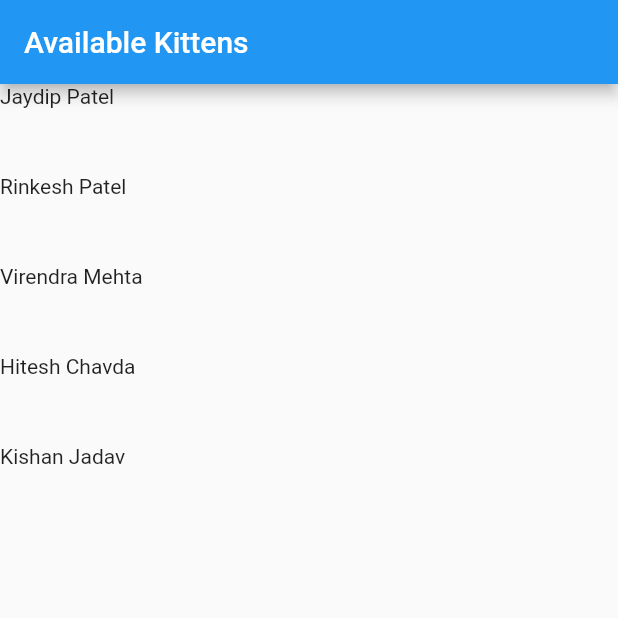
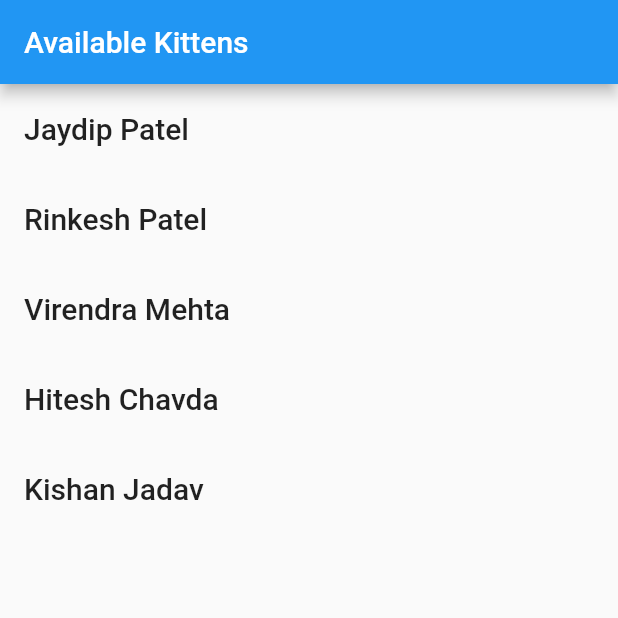
Before and after one commit to CodeCrunch-Techlabs/flutter-training, a Flutter app: the screen it shows after launch, on a phone screen of 412 x 824 dp, the top half of it. Run offline on Flutter 3.47's test engine with Material 2 defaults, Android fonts, the phone set to English and light mode, and no system bars; our stand-ins replace font_awesome_flutter.

```diff
--- a/widgets_examples/lib/main.dart
+++ b/widgets_examples/lib/main.dart
@@ -32,41 +32,70 @@ final List<Kitten> _kittens = <Kitten>[
     description: "web developer",
     age: 25,
     imageUrl:
-        "https://instagram.famd3-1.fna.fbcdn.net/v/t51.2885-15/e35/s150x150/79935394_160385301873409_9008639771760150197_n.jpg?_nc_ht=instagram.famd3-1.fna.fbcdn.net&_nc_cat=101&_nc_ohc=p4kaY5UwCy4AX8UMNCe&oh=5ee7fde147bc170a353a6c098a72fdd1&oe=5EF83714 150w,https://instagram.famd3-1.fna.fbcdn.net/v/t51.2885-15/e35/s240x240/79935394_160385301873409_9008639771760150197_n.jpg?_nc_ht=instagram.famd3-1.fna.fbcdn.net&_nc_cat=101&_nc_ohc=p4kaY5UwCy4AX8UMNCe&oh=d5db47859bfaeffad2ff6a2773d0b8c0&oe=5EF6F25A 240w,https://instagram.famd3-1.fna.fbcdn.net/v/t51.2885-15/e35/s320x320/79935394_160385301873409_9008639771760150197_n.jpg?_nc_ht=instagram.famd3-1.fna.fbcdn.net&_nc_cat=101&_nc_ohc=p4kaY5UwCy4AX8UMNCe&oh=de26f8db47c3cce8a7e00942ad15cc40&oe=5EF7A764 320w,https://instagram.famd3-1.fna.fbcdn.net/v/t51.2885-15/e35/s480x480/79935394_160385301873409_9008639771760150197_n.jpg?_nc_ht=instagram.famd3-1.fna.fbcdn.net&_nc_cat=101&_nc_ohc=p4kaY5UwCy4AX8UMNCe&oh=48278a6def27f81efc93453bda1141fd&oe=5EF642BA 480w,https://instagram.famd3-1.fna.fbcdn.net/v/t51.2885-15/sh0.08/e35/s640x640/79935394_160385301873409_9008639771760150197_n.jpg?_nc_ht=instagram.famd3-1.fna.fbcdn.net&_nc_cat=101&_nc_ohc=p4kaY5UwCy4AX8UMNCe&oh=f905c48db62fa181f95cde5b2a6eab04&oe=5EF896B5 640w",
+         "images/abc5",
   ),
   Kitten(
     name: "Rinkesh Patel",
     description: "web developer",
     age: 25,
     imageUrl:
-        "https://instagram.famd3-1.fna.fbcdn.net/v/t51.2885-15/e35/s150x150/79935394_160385301873409_9008639771760150197_n.jpg?_nc_ht=instagram.famd3-1.fna.fbcdn.net&_nc_cat=101&_nc_ohc=p4kaY5UwCy4AX8UMNCe&oh=5ee7fde147bc170a353a6c098a72fdd1&oe=5EF83714 150w,https://instagram.famd3-1.fna.fbcdn.net/v/t51.2885-15/e35/s240x240/79935394_160385301873409_9008639771760150197_n.jpg?_nc_ht=instagram.famd3-1.fna.fbcdn.net&_nc_cat=101&_nc_ohc=p4kaY5UwCy4AX8UMNCe&oh=d5db47859bfaeffad2ff6a2773d0b8c0&oe=5EF6F25A 240w,https://instagram.famd3-1.fna.fbcdn.net/v/t51.2885-15/e35/s320x320/79935394_160385301873409_9008639771760150197_n.jpg?_nc_ht=instagram.famd3-1.fna.fbcdn.net&_nc_cat=101&_nc_ohc=p4kaY5UwCy4AX8UMNCe&oh=de26f8db47c3cce8a7e00942ad15cc40&oe=5EF7A764 320w,https://instagram.famd3-1.fna.fbcdn.net/v/t51.2885-15/e35/s480x480/79935394_160385301873409_9008639771760150197_n.jpg?_nc_ht=instagram.famd3-1.fna.fbcdn.net&_nc_cat=101&_nc_ohc=p4kaY5UwCy4AX8UMNCe&oh=48278a6def27f81efc93453bda1141fd&oe=5EF642BA 480w,https://instagram.famd3-1.fna.fbcdn.net/v/t51.2885-15/sh0.08/e35/s640x640/79935394_160385301873409_9008639771760150197_n.jpg?_nc_ht=instagram.famd3-1.fna.fbcdn.net&_nc_cat=101&_nc_ohc=p4kaY5UwCy4AX8UMNCe&oh=f905c48db62fa181f95cde5b2a6eab04&oe=5EF896B5 640w",
+        "images/abc1",
   ),
   Kitten(
     name: "Virendra Mehta",
     description: "Ios developer",
     age: 23,
     imageUrl:
-        "https://instagram.famd3-1.fna.fbcdn.net/v/t51.2885-15/e35/c180.0.720.720a/s150x150/44595575_347809772655912_8765722657270136138_n.jpg?_nc_ht=instagram.famd3-1.fna.fbcdn.net&_nc_cat=100&_nc_ohc=pifExCOh7QQAX-rBwi1&oh=8408ec9c3767d8b58479aae4da28585d&oe=5EF83E27 150w,https://instagram.famd3-1.fna.fbcdn.net/v/t51.2885-15/e35/c180.0.720.720a/s240x240/44595575_347809772655912_8765722657270136138_n.jpg?_nc_ht=instagram.famd3-1.fna.fbcdn.net&_nc_cat=100&_nc_ohc=pifExCOh7QQAX-rBwi1&oh=184492c17b5ba67d08a49deb7ff474d1&oe=5EF6AD6D 240w,https://instagram.famd3-1.fna.fbcdn.net/v/t51.2885-15/e35/c180.0.720.720a/s320x320/44595575_347809772655912_8765722657270136138_n.jpg?_nc_ht=instagram.famd3-1.fna.fbcdn.net&_nc_cat=100&_nc_ohc=pifExCOh7QQAX-rBwi1&oh=1ed1037a728d620c8253dfbfdcdc455e&oe=5EF66D57 320w,https://instagram.famd3-1.fna.fbcdn.net/v/t51.2885-15/e35/c180.0.720.720a/s480x480/44595575_347809772655912_8765722657270136138_n.jpg?_nc_ht=instagram.famd3-1.fna.fbcdn.net&_nc_cat=100&_nc_ohc=pifExCOh7QQAX-rBwi1&oh=9ab7da39c3d863f56ae59aadb7632902&oe=5EF7D20D 480w,https://instagram.famd3-1.fna.fbcdn.net/v/t51.2885-15/sh0.08/e35/c180.0.720.720a/s640x640/44595575_347809772655912_8765722657270136138_n.jpg?_nc_ht=instagram.famd3-1.fna.fbcdn.net&_nc_cat=100&_nc_ohc=pifExCOh7QQAX-rBwi1&oh=0ee868df1f9ae280281c88963aa9cf47&oe=5EF716CF 640w",
+        "images/abc2",
   ),
   Kitten(
     name: "Hitesh Chavda",
     description: "Android developer",
     age: 24,
     imageUrl:
-        "https://instagram.famd3-1.fna.fbcdn.net/v/t51.2885-15/e35/s150x150/69398195_376112629955647_5716784607094529319_n.jpg?_nc_ht=instagram.famd3-1.fna.fbcdn.net&_nc_cat=107&_nc_ohc=fKGOuQzwZuwAX-ZYe3-&oh=6dc731e21ab31f8dbed595e80b1c9945&oe=5EF6D290 150w,https://instagram.famd3-1.fna.fbcdn.net/v/t51.2885-15/e35/s240x240/69398195_376112629955647_5716784607094529319_n.jpg?_nc_ht=instagram.famd3-1.fna.fbcdn.net&_nc_cat=107&_nc_ohc=fKGOuQzwZuwAX-ZYe3-&oh=34e6d0a39e9537763dd9ad8fef6315de&oe=5EF82A46 240w,https://instagram.famd3-1.fna.fbcdn.net/v/t51.2885-15/e35/s320x320/69398195_376112629955647_5716784607094529319_n.jpg?_nc_ht=instagram.famd3-1.fna.fbcdn.net&_nc_cat=107&_nc_ohc=fKGOuQzwZuwAX-ZYe3-&oh=a89817d55827678644a67cedd919ea92&oe=5EF6C400 320w,https://instagram.famd3-1.fna.fbcdn.net/v/t51.2885-15/e35/s480x480/69398195_376112629955647_5716784607094529319_n.jpg?_nc_ht=instagram.famd3-1.fna.fbcdn.net&_nc_cat=107&_nc_ohc=fKGOuQzwZuwAX-ZYe3-&oh=c49e0192d9b2b112ef5e12ef9b2f5b02&oe=5EF792A6 480w,https://instagram.famd3-1.fna.fbcdn.net/v/t51.2885-15/sh0.08/e35/s640x640/69398195_376112629955647_5716784607094529319_n.jpg?_nc_ht=instagram.famd3-1.fna.fbcdn.net&_nc_cat=107&_nc_ohc=fKGOuQzwZuwAX-ZYe3-&oh=4b2afd8647eb6708ff96134d0d8cafb1&oe=5EF8F729 640w",
+         "images/abc3",
   ),
   Kitten(
     name: "Kishan Jadav",
     description: "Wordpress Developer",
     age: 26,
     imageUrl:
-        "https://instagram.famd3-1.fna.fbcdn.net/v/t51.2885-15/e35/s150x150/79935394_160385301873409_9008639771760150197_n.jpg?_nc_ht=instagram.famd3-1.fna.fbcdn.net&_nc_cat=101&_nc_ohc=p4kaY5UwCy4AX8UMNCe&oh=5ee7fde147bc170a353a6c098a72fdd1&oe=5EF83714 150w,https://instagram.famd3-1.fna.fbcdn.net/v/t51.2885-15/e35/s240x240/79935394_160385301873409_9008639771760150197_n.jpg?_nc_ht=instagram.famd3-1.fna.fbcdn.net&_nc_cat=101&_nc_ohc=p4kaY5UwCy4AX8UMNCe&oh=d5db47859bfaeffad2ff6a2773d0b8c0&oe=5EF6F25A 240w,https://instagram.famd3-1.fna.fbcdn.net/v/t51.2885-15/e35/s320x320/79935394_160385301873409_9008639771760150197_n.jpg?_nc_ht=instagram.famd3-1.fna.fbcdn.net&_nc_cat=101&_nc_ohc=p4kaY5UwCy4AX8UMNCe&oh=de26f8db47c3cce8a7e00942ad15cc40&oe=5EF7A764 320w,https://instagram.famd3-1.fna.fbcdn.net/v/t51.2885-15/e35/s480x480/79935394_160385301873409_9008639771760150197_n.jpg?_nc_ht=instagram.famd3-1.fna.fbcdn.net&_nc_cat=101&_nc_ohc=p4kaY5UwCy4AX8UMNCe&oh=48278a6def27f81efc93453bda1141fd&oe=5EF642BA 480w,https://instagram.famd3-1.fna.fbcdn.net/v/t51.2885-15/sh0.08/e35/s640x640/79935394_160385301873409_9008639771760150197_n.jpg?_nc_ht=instagram.famd3-1.fna.fbcdn.net&_nc_cat=101&_nc_ohc=p4kaY5UwCy4AX8UMNCe&oh=f905c48db62fa181f95cde5b2a6eab04&oe=5EF896B5 640w",
+        "images/abc4",
   ),
 ];
 
 class MyHomepage extends StatelessWidget {
+  Widget _dialogBuilder(BuildContext context, Kitten kitten) {
+    return SimpleDialog(
+      children:[
+        Image.network(
+          kitten.imageUrl,
+          fit: BoxFit.fill,
+        ),
+        Padding(
+          padding: EdgeInsets.all(16.0),
+          child: Column(
+            children: <Widget>[
+
+            ],
+          ),
+        )
+      ],
+    );
+  }
+
   Widget _listItemBuilder(BuildContext context, int index) {
-    return Text(_kittens[index].name);
+    return GestureDetector(
+      onTap: () => showDialog(
+          context: context,
+          builder: (context) => _dialogBuilder(context, _kittens[index])),
+      child: Container(
+        padding: EdgeInsets.only(left: 16.0),
+        alignment: Alignment.centerLeft,
+        child: Text(_kittens[index].name,
+            style: Theme.of(context).textTheme.headline6),
+      ),
+    );
   }
 
   @override
--- a/widgets_examples/pubspec.yaml
+++ b/widgets_examples/pubspec.yaml
@@ -46,8 +46,8 @@ flutter:
   uses-material-design: true
 
   # To add assets to your application, add an assets section, like this:
-  # assets:
-  #   - images/a_dot_burr.jpeg
+  assets:
+    - images/
   #   - images/a_dot_ham.jpeg
 
   # An image asset can refer to one or more resolution-specific "variants", see
```
Also changed, not shown: widgets_examples/images/abc1.jpg (added), widgets_examples/images/abc2.jpg (added), widgets_examples/images/abc3.jpg (added), widgets_examples/images/abc4.jpg (added), widgets_examples/images/abc5.jpg (added).
